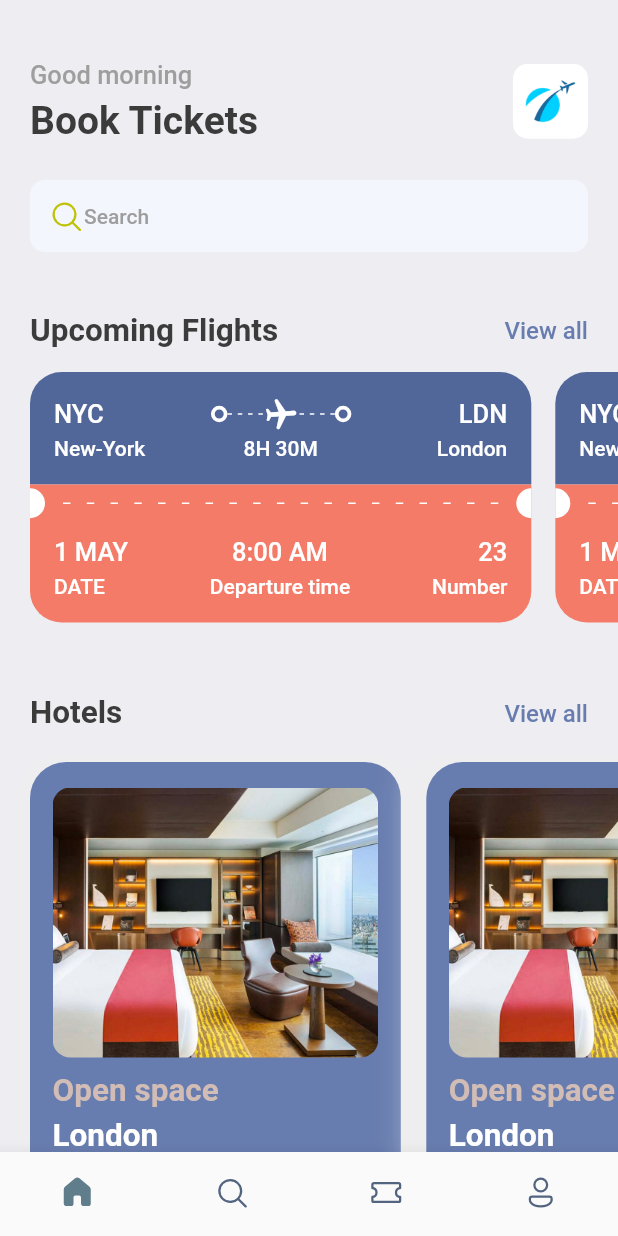
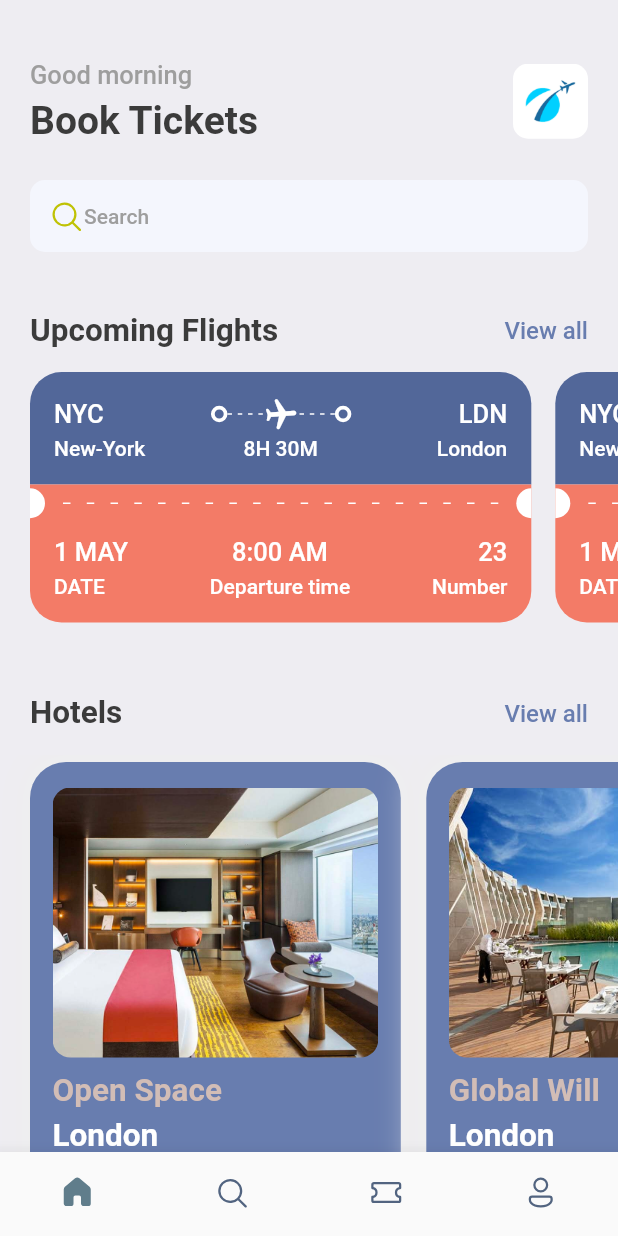
Before and after one commit to ErickPimentel/booktickets, a Flutter app: the screen it shows after launch, on a phone screen of 412 x 824 dp. Run offline on Flutter 3.47's test engine with Material 2 defaults, Android fonts, the phone set to English and light mode, and no system bars; our stand-ins replace fluentui_icons, gap.

Commit message:
feat: hotel list

```diff
--- a/lib/screens/home_screen.dart
+++ b/lib/screens/home_screen.dart
@@ -1,4 +1,5 @@
 import 'package:booktickets/screens/ticket_view.dart';
+import 'package:booktickets/utils/app_info_list.dart';
 import 'package:booktickets/utils/app_styles.dart';
 import 'package:fluentui_icons/fluentui_icons.dart';
 import 'package:flutter/cupertino.dart';
@@ -105,12 +106,7 @@ class HomeScreen extends StatelessWidget {
               scrollDirection: Axis.horizontal,
               padding: const EdgeInsets.only(left: 20),
               child: Row(
-                children: [
-                  HotelScreen(),
-                  HotelScreen(),
-                  HotelScreen(),
-                  HotelScreen()
-                ],
+                children: hotelList.map((singleHotel) => HotelScreen(hotel: singleHotel)).toList()
               ),
           )
         ],
--- a/lib/screens/hotel_screen.dart
+++ b/lib/screens/hotel_screen.dart
@@ -5,7 +5,8 @@ import 'package:flutter/material.dart';
 import 'package:gap/gap.dart';
 
 class HotelScreen extends StatelessWidget {
-  const HotelScreen({Key? key}) : super(key: key);
+  final Map<String, dynamic> hotel;
+  const HotelScreen({Key? key, required this.hotel}) : super(key: key);
 
   @override
   Widget build(BuildContext context) {
@@ -34,27 +35,27 @@ class HotelScreen extends StatelessWidget {
             decoration: BoxDecoration(
               borderRadius: BorderRadius.circular(12),
               color: Styles.primaryColor,
-              image: const DecorationImage(
+              image: DecorationImage(
                 fit: BoxFit.cover,
                 image: AssetImage(
-                  "assets/images/one.png"
+                  "assets/images/${hotel['image']}"
                 )
               )
             ),
           ),
           const Gap(10),
           Text(
-            "Open space",
+            hotel['place'],
             style: Styles.headLineStyle2.copyWith(color: Styles.kakiColor),
           ),
           const Gap(5),
           Text(
-            "London",
+            hotel['destination'],
             style: Styles.headLineStyle2.copyWith(color: Colors.white),
           ),
           const Gap(8),
           Text(
-            "\$40/night",
+            '\$${hotel['price']}/night',
             style: Styles.headLineStyle1.copyWith(color: Styles.kakiColor),
           ),
         ],
--- /dev/null
+++ b/lib/utils/app_info_list.dart
@@ -0,0 +1,20 @@
+List<Map<String, dynamic>> hotelList = [
+  {
+    'image': 'one.png',
+    'place': 'Open Space',
+    'destination': 'London',
+    'price': 25
+  },
+  {
+    'image': 'two.png',
+    'place': 'Global Will',
+    'destination': 'London',
+    'price': 40
+  },
+  {
+    'image': 'three.png',
+    'place': 'Tallest Building',
+    'destination': 'Dubai',
+    'price': 68
+  },
+];
```
